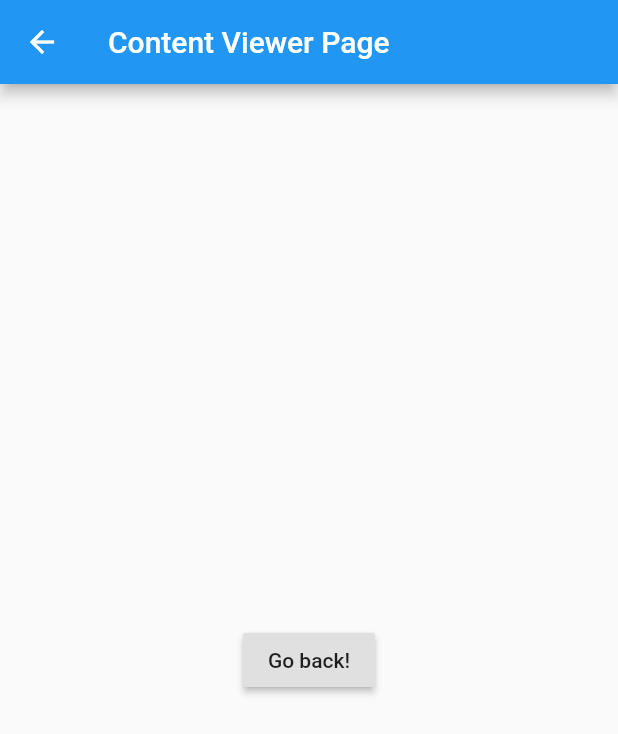
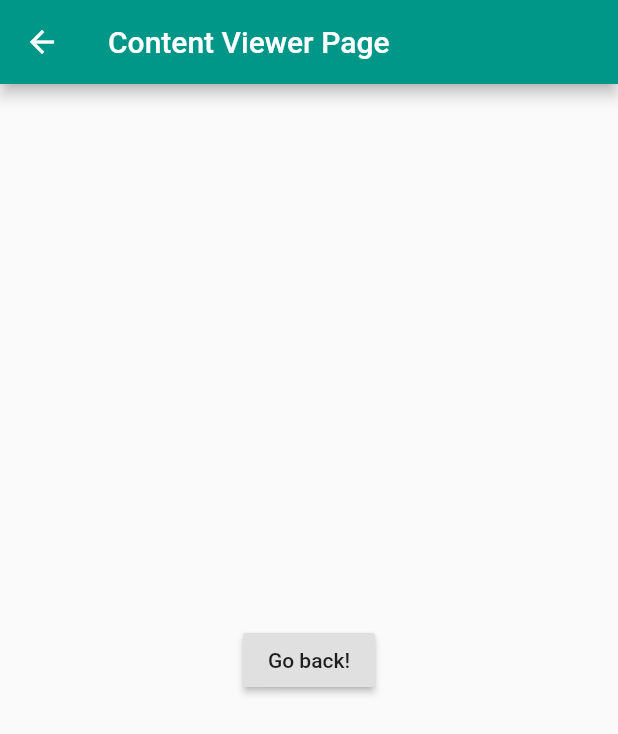
Before and after one commit to kodekameratene/Oase, a Flutter app: the screen it shows after launch, after a tap on "Velkommen til Jonah!", on a phone screen of 412 x 824 dp. Shown: the top 734 px of the screen. Run offline on Flutter 3.47's test engine with Material 2 defaults, Android fonts, the phone set to English and light mode, and no system bars; network calls fail.

Commit message:
Style-document
Added a style document where we can collect style-stuff.

```diff
--- a/lib/main.dart
+++ b/lib/main.dart
@@ -3,6 +3,7 @@ import 'package:jonah/screens/InfoPage.dart';
 import 'package:jonah/screens/NewsPage.dart';
 import 'package:jonah/screens/ProgramPage.dart';
 import 'package:jonah/screens/SettingsPage.dart';
+import 'package:jonah/styles.dart';
 
 void main() {
   runApp(MyApp());
@@ -28,7 +29,7 @@ class MyApp extends StatelessWidget {
                 },
               ),
             ],
-            backgroundColor: Colors.teal,
+            backgroundColor: Styles.primaryColor,
             bottom: TabBar(
               tabs: [
                 Tab(icon: Icon(Icons.message), text: "Meldinger"),
--- a/lib/screens/ContentViewerPage.dart
+++ b/lib/screens/ContentViewerPage.dart
@@ -1,10 +1,12 @@
 import 'package:flutter/material.dart';
+import 'package:jonah/styles.dart';
 
 class ContentViewerPage extends StatelessWidget {
   @override
   Widget build(BuildContext context) {
     return Scaffold(
       appBar: AppBar(
+        backgroundColor: Styles.primaryColor,
         title: Text("Content Viewer Page"),
       ),
       body: Center(
--- /dev/null
+++ b/lib/styles.dart
@@ -0,0 +1,5 @@
+import 'package:flutter/material.dart';
+
+abstract class Styles {
+  static const primaryColor = Colors.teal;
+}
```
